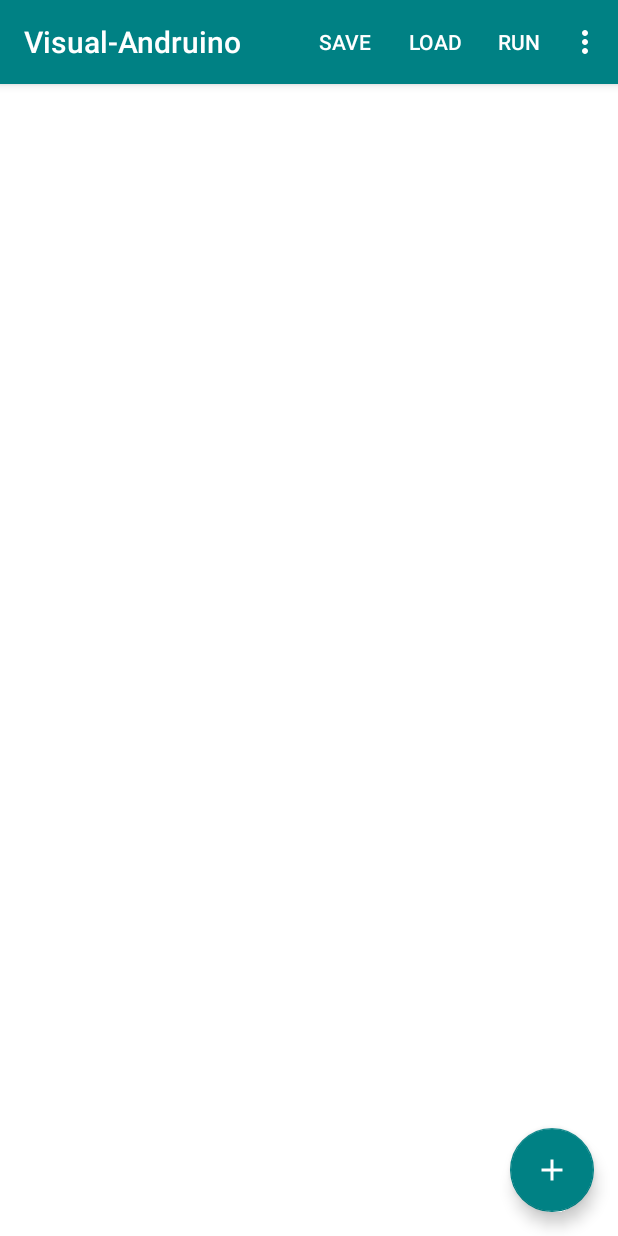
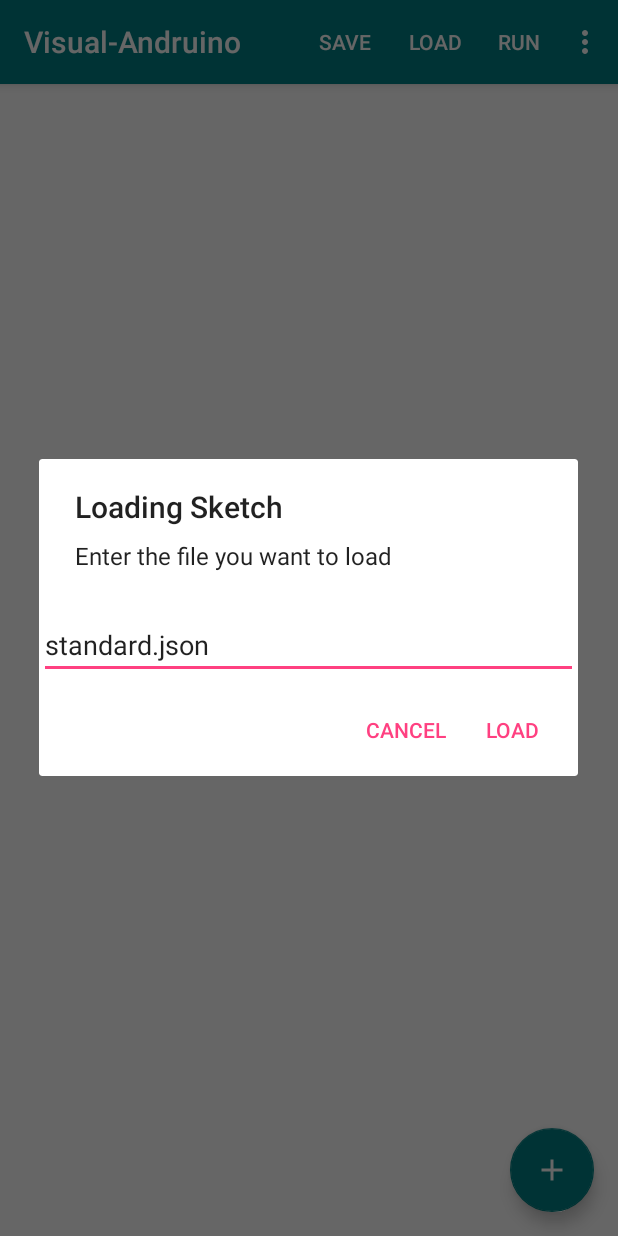
Before and after one commit to F4b1-/visual-andruino, an Android app: the screen it shows after launch (MainActivity), after a tap on "LOAD", on a phone screen of 412 x 824 dp. Run offline under Robolectric (Android 15) with nearby library versions, the phone set to English and light mode, and no system bars; libraries missing offline, so code that uses them is left out: com.woxthebox.draglistview, io.palaima.smoothbluetooth; plain views replace DragListView; 13 statements that could not run were skipped.

Commit message:
Save Load Menu

```diff
--- a/app/src/main/java/it/unibz/mobile/visualandruino/MainActivity.java
+++ b/app/src/main/java/it/unibz/mobile/visualandruino/MainActivity.java
@@ -1,23 +1,21 @@
 package it.unibz.mobile.visualandruino;
 
 
+import android.content.Context;
+import android.content.DialogInterface;
 import android.graphics.drawable.ColorDrawable;
 import android.os.Bundle;
 import android.support.v4.app.Fragment;
 import android.support.v4.app.FragmentTransaction;
 
 import android.support.v4.util.Pair;
+import android.support.v7.app.AlertDialog;
 import android.view.Menu;
 import android.view.MenuItem;
 import android.view.ViewGroup;
-
 import java.util.ArrayList;
-
-
 import it.unibz.mobile.visualandruino.models.Brick;
 import it.unibz.mobile.visualandruino.models.Parameter;
-import it.unibz.mobile.visualandruino.models.enums.BrickTypes;
-import it.unibz.mobile.visualandruino.utils.BrickBuilder;
 import it.unibz.mobile.visualandruino.utils.BrickPersister;
 import android.support.v7.app.AppCompatActivity;
 import android.widget.EditText;
@@ -28,6 +26,7 @@
 
     ViewGroup _root;
     ListFragment listFragment;
+
 
     //private int _xDelta;
     //private int _yDelta;
@@ -45,22 +44,15 @@
         int id = item.getItemId();
 
         if (id == R.id.load_sketch_button) {
-            EditText edit = (EditText)listFragment.getMainView().findViewById(R.id.fileName);
-            String fileName = edit.getText().toString();
-            listFragment.setmItemArray(getCertainSketch(fileName));
+            showPersistenceDialog(MainActivity.this, true);
+
         }
 
         if (id == R.id.save_sketch_button) {
             EditText edit = (EditText)listFragment.getMainView().findViewById(R.id.fileName);
             String fileName = edit.getText().toString();
+            showPersistenceDialog(MainActivity.this, false);
 
-            ArrayList<Brick> brickList = new ArrayList<>();
-
-            for(Pair<Long, Brick> pair : listFragment.getmItemArray()) {
-                brickList.add(pair.second);
-            }
-
-            BrickPersister.writeJsonToFile(getApplicationContext(), Constants.SKETCHES_FOLDER, fileName, BrickPersister.translateSketchToJson(brickList));
 
         }
 
@@ -140,4 +132,48 @@
         return brickPairs;
     }
 
+    private void showPersistenceDialog(Context c, final boolean load) {
+        String title;
+        String message;
+        String positiveButtonText;
+
+        if(load) {
+            title = Constants.LOAD_TITLE;
+            message = Constants.LOAD_ENTER_FILE;
+            positiveButtonText = Constants.LOAD_BUTTON;
+        } else {
+            title = Constants.SAVE_TITLE;
+            message = Constants.SAVE_ENTER_FILE;
+            positiveButtonText = Constants.SAVE_BUTTON;
+        }
+
+        final EditText taskEditText = new EditText(c);
+        taskEditText.setText(Constants.STANDARD_SKETCH);
+        AlertDialog dialog = new AlertDialog.Builder(c)
+                .setTitle(title)
+                .setMessage(message)
+                .setView(taskEditText)
+                .setPositiveButton(positiveButtonText, new DialogInterface.OnClickListener() {
+                    @Override
+                    public void onClick(DialogInterface dialog, int which) {
+                        String fileName = String.valueOf(taskEditText.getText());
+                        if(load) {
+                            listFragment.setmItemArray(getCertainSketch(fileName));
+                        } else {
+                            ArrayList<Brick> brickList = new ArrayList<>();
+
+                            for(Pair<Long, Brick> pair : listFragment.getmItemArray()) {
+                                brickList.add(pair.second);
+                            }
+
+                            BrickPersister.writeJsonToFile(getApplicationContext(), Constants.SKETCHES_FOLDER, fileName, BrickPersister.translateSketchToJson(brickList));
+                        }
+
+                    }
+                })
+                .setNegativeButton(Constants.CANCEL_BUTTON, null)
+                .create();
+        dialog.show();
+    }
+
 }
--- a/app/src/main/java/it/unibz/mobile/visualandruino/utils/BrickPersister.java
+++ b/app/src/main/java/it/unibz/mobile/visualandruino/utils/BrickPersister.java
@@ -37,9 +37,11 @@
 
     public static ArrayList<Brick> loadSketchFromJson(String sketch) {
         Gson gson = new Gson();
+        ArrayList<Brick> list = new ArrayList();
+
+        if(sketch != null && !sketch.isEmpty()) {
             final JsonArray data = new JsonParser().parse(sketch).getAsJsonArray();
 
-        ArrayList<Brick> list = new ArrayList();
             for (JsonElement element : data) {
                 String currentBrickType = ((JsonObject) element).get("brickType").getAsString();
                 if(currentBrickType.equals(BrickTypes.ARDUINO_COMMAND.toString())) {
@@ -48,6 +50,7 @@
                     //TODO
                 } else if(currentBrickType.equals(BrickTypes.ANDROID.toString())) {
                     //TODO
+                }
             }
         }
 
--- a/app/src/main/res/layout/activity_main.xml
+++ b/app/src/main/res/layout/activity_main.xml
@@ -1,10 +1,27 @@
 <?xml version="1.0" encoding="utf-8"?>
 <FrameLayout xmlns:android="http://schemas.android.com/apk/res/android"
     xmlns:app="http://schemas.android.com/apk/res-auto"
+    xmlns:tools="http://schemas.android.com/tools"
     android:id="@+id/container"
     android:layout_width="match_parent"
     android:layout_height="match_parent"
 
     >
 
+    <LinearLayout
+        android:layout_width="match_parent"
+        android:layout_height="50dp"
+        android:orientation="vertical"
+        tools:background="@android:color/holo_green_dark">
+
+        <EditText
+            android:id="@+id/editText"
+            android:layout_width="match_parent"
+            android:layout_height="wrap_content"
+            android:ems="10"
+            android:inputType="textPersonName"
+            android:text="Successfully loaded" />
+    </LinearLayout>
+
+
 </FrameLayout>
--- a/app/src/main/res/layout/firstlist_layout.xml
+++ b/app/src/main/res/layout/firstlist_layout.xml
@@ -5,6 +5,7 @@
     android:layout_height="match_parent"
     xmlns:app="http://schemas.android.com/apk/res-auto"
     android:background="@android:color/white">
+
 
 
     <LinearLayout
```
Also changed, not shown: app/src/main/java/it/unibz/mobile/visualandruino/Constants.java (+8 -0 lines). Lines whose indentation alone changed are shown as unchanged.
